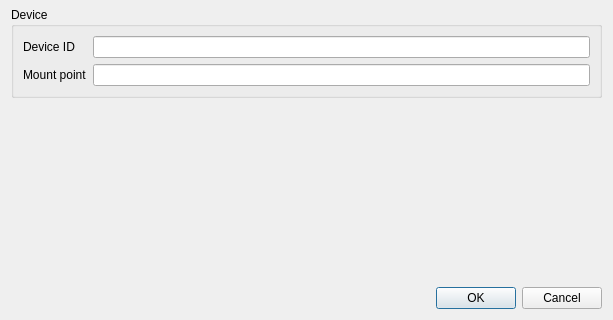
Old version of the form src/dlgserverproperties.ui in the repository syyyr/shvspy; both pictures show x 0 to 613 and y 259 to 579 of the 613 by 579 pixel window.
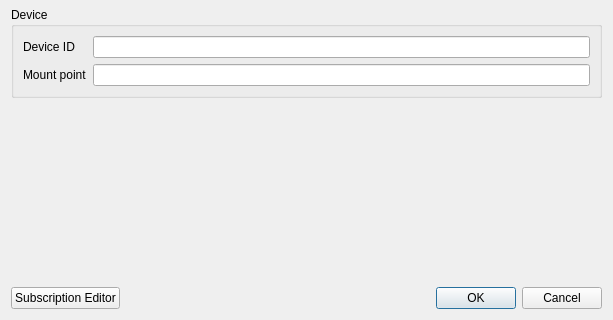
New version of the form.

```diff
--- a/src/dlgserverproperties.ui
+++ b/src/dlgserverproperties.ui
@@ -201,14 +201,38 @@
     </layout>
    </item>
    <item>
-    <widget class="QDialogButtonBox" name="buttonBox">
+    <spacer name="verticalSpacer">
      <property name="orientation">
-      <enum>Qt::Horizontal</enum>
+      <enum>Qt::Vertical</enum>
      </property>
-     <property name="standardButtons">
-      <set>QDialogButtonBox::Cancel|QDialogButtonBox::Ok</set>
+     <property name="sizeHint" stdset="0">
+      <size>
+       <width>20</width>
+       <height>40</height>
+      </size>
      </property>
-    </widget>
+    </spacer>
+   </item>
+   <item>
+    <layout class="QHBoxLayout" name="horizontalLayout">
+     <item>
+      <widget class="QPushButton" name="subscriptionDialogButton">
+       <property name="text">
+        <string>Subscription Editor</string>
+       </property>
+      </widget>
+     </item>
+     <item>
+      <widget class="QDialogButtonBox" name="buttonBox">
+       <property name="orientation">
+        <enum>Qt::Horizontal</enum>
+       </property>
+       <property name="standardButtons">
+        <set>QDialogButtonBox::Cancel|QDialogButtonBox::Ok</set>
+       </property>
+      </widget>
+     </item>
+    </layout>
    </item>
   </layout>
  </widget>
```
Left out of the diff: 116 changed lines with no effect on the pictures.
